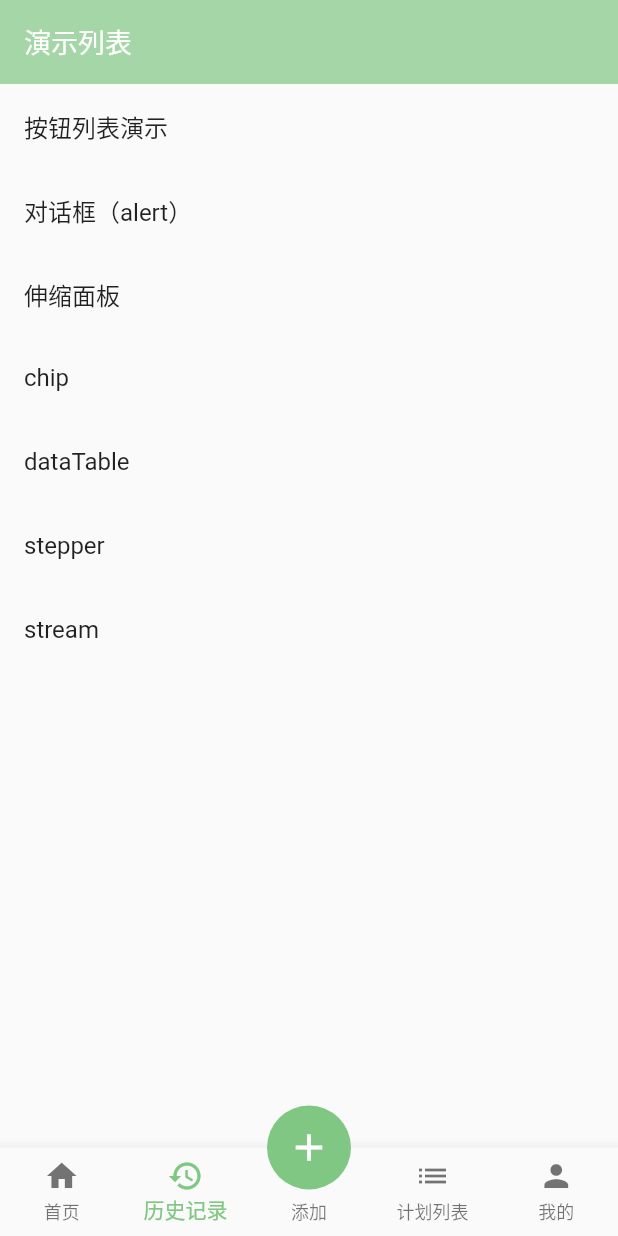
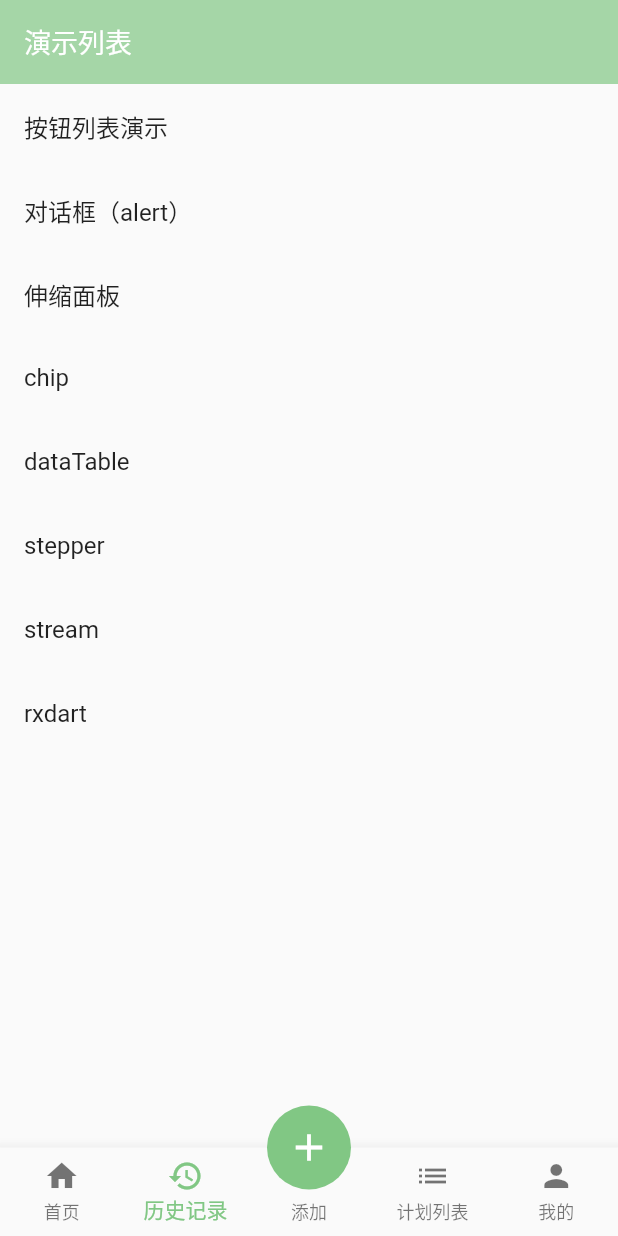
Before and after one commit to zhengry/ZZFlutterProject, a Flutter app: the screen it shows after launch, item 2 of the bottom bar chosen, on a phone screen of 412 x 824 dp. Run offline on Flutter 3.47's test engine with Material 2 defaults, Android fonts, the phone set to English and light mode, and no system bars; our stand-ins replace rxdart; network calls fail.

Commit message:
rxdart test

```diff
--- a/lib/routes/routes.dart
+++ b/lib/routes/routes.dart
@@ -11,6 +11,7 @@ import '../demos/datatable.dart';
 import '../demos/step.dart';
 import '../demos/add_count.dart';
 import '../demos/stream_demo.dart';
+import '../demos/rxdart/rxdart_page.dart';
 
 final routes = {
     "/":(context)=>Tabs(),
@@ -25,6 +26,7 @@ final routes = {
     "/step":(context)=>StepperPage(),
     "/add":(context)=>AddCountPage(),
     "/stream":(context)=>StreamPage(),
+    "/rxdart":(context)=>RxDartPage(),
 };
 
 var onGenerateRoute = (RouteSettings settings){
--- a/lib/tabs/history.dart
+++ b/lib/tabs/history.dart
@@ -62,6 +62,12 @@ class _HistoryPageState extends State<HistoryPage> {
                 Navigator.of(context).pushNamed("/stream");
               },
             ),
+            ListTile(
+              title: Text("rxdart"),
+              onTap: (){
+                Navigator.of(context).pushNamed("/rxdart");
+              },
+            ),
           ],
         ),
       ),
--- a/pubspec.yaml
+++ b/pubspec.yaml
@@ -10,6 +10,7 @@ dependencies:
   cupertino_icons: ^0.1.2
   english_words: ^3.1.0
   scoped_model: ^1.0.1
+  rxdart: ^0.22.1+1
 
 dev_dependencies:
   flutter_test:
```
Also changed, not shown: lib/demos/datatable.dart (+17 -23 lines), lib/demos/rxdart/rxdart_page.dart (added, +54 -0 lines), pubspec.lock.
